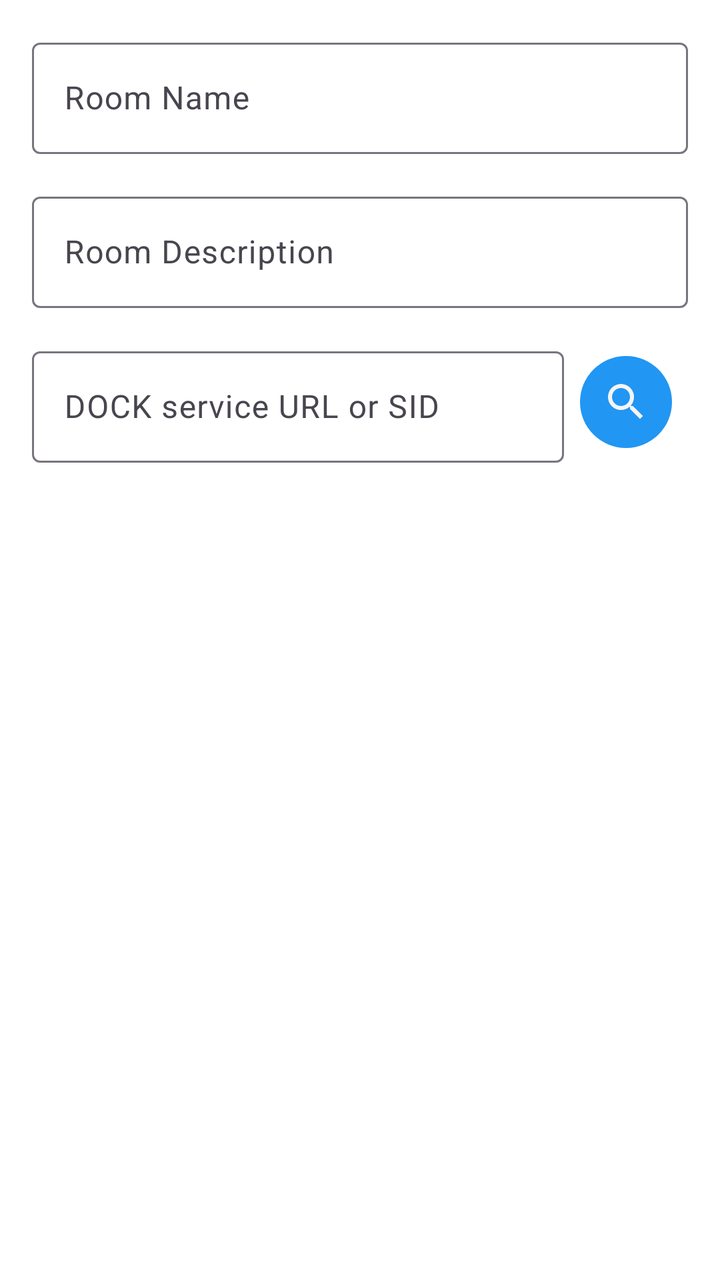
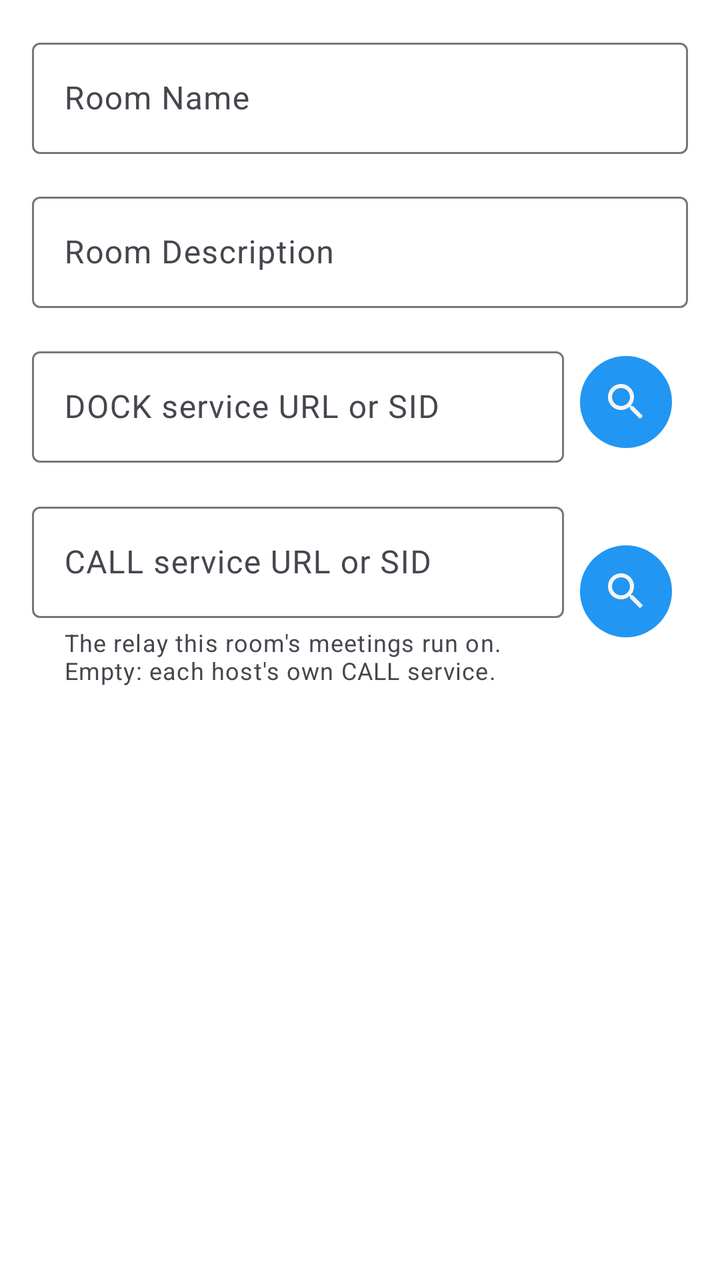

The first picture is an Android layout as it rendered before a commit; the second is the same layout after the commit. The layout source and the unified diff follow.
<!-- AndroidManifest.xml: application theme Theme.Freer -->
<!-- res/layout/dialog_create_room.xml -->
<?xml version="1.0" encoding="utf-8"?>
<LinearLayout xmlns:android="http://schemas.android.com/apk/res/android"
    android:layout_width="match_parent"
    android:layout_height="wrap_content"
    android:orientation="vertical"
    android:padding="16dp">

    <com.google.android.material.textfield.TextInputLayout
        android:layout_width="match_parent"
        android:layout_height="wrap_content"
        android:hint="@string/room_name">

        <com.google.android.material.textfield.TextInputEditText
            android:id="@+id/room_name_input"
            android:layout_width="match_parent"
            android:layout_height="wrap_content"
            android:inputType="text"
            android:maxLines="1" />

    </com.google.android.material.textfield.TextInputLayout>

    <com.google.android.material.textfield.TextInputLayout
        android:layout_width="match_parent"
        android:layout_height="wrap_content"
        android:layout_marginTop="16dp"
        android:hint="@string/room_description">

        <com.google.android.material.textfield.TextInputEditText
            android:id="@+id/room_desc_input"
            android:layout_width="match_parent"
            android:layout_height="wrap_content"
            android:inputType="textMultiLine"
            android:maxLines="3" />

    </com.google.android.material.textfield.TextInputLayout>

    <LinearLayout
        android:layout_width="match_parent"
        android:layout_height="wrap_content"
        android:layout_marginTop="16dp"
        android:orientation="horizontal"
        android:gravity="center_vertical">

        <com.google.android.material.textfield.TextInputLayout
            android:layout_width="0dp"
            android:layout_height="wrap_content"
            android:layout_weight="1"
            android:hint="@string/home_dock_hint">

            <com.google.android.material.textfield.TextInputEditText
                android:id="@+id/room_dock_input"
                android:layout_width="match_parent"
                android:layout_height="wrap_content"
                android:inputType="textUri"
                android:maxLines="1" />

        </com.google.android.material.textfield.TextInputLayout>

        <ImageButton
            android:id="@+id/choose_dock_button"
            style="@style/ImageButtonStyle"
            android:layout_marginStart="8dp"
            android:src="@drawable/ic_search"
            android:contentDescription="@string/choose_another" />
    </LinearLayout>

</LinearLayout>
<!-- resources referenced by this layout -->
<resources>
  <!-- drawable ic_search (drawable) -->
  <vector xmlns:android="http://schemas.android.com/apk/res/android"
      android:width="24dp"
      android:height="24dp"
      android:viewportWidth="24"
      android:viewportHeight="24"
      android:tint="?attr/colorOnSurface">
    <path
        android:fillColor="@android:color/white"
        android:pathData="M15.5,14h-0.79l-0.28,-0.27C15.41,12.59 16,11.11 16,9.5 16,5.91 13.09,3 9.5,3S3,5.91 3,9.5 5.91,16 9.5,16c1.61,0 3.09,-0.59 4.23,-1.57l0.27,0.28v0.79l5,4.99L20.49,19l-4.99,-5zM9.5,14C7.01,14 5,11.99 5,9.5S7.01,5 9.5,5 14,7.01 14,9.5 11.99,14 9.5,14z"/>
  </vector>
  <string name="choose_another">Choose another</string>
  <string name="home_dock_hint">DOCK service URL or SID</string>
  <string name="room_description">Room Description</string>
  <string name="room_name">Room Name</string>
  <style name="ImageButtonStyle">
          <item name="android:layout_width">46dp</item>
          <item name="android:layout_height">46dp</item>
          <item name="android:layout_margin">8dp</item>
          <item name="android:background">@drawable/bg_round_accent</item>
          <item name="android:tint">@color/main_background</item>
          <item name="android:scaleType">centerInside</item>
          <item name="android:padding">8dp</item>
      </style>
  <style name="Theme.Freer" parent="Base.Theme.Freer" />
  <!-- drawable bg_round_accent (drawable) -->
  <?xml version="1.0" encoding="utf-8"?>
  <shape xmlns:android="http://schemas.android.com/apk/res/android"
      android:shape="oval">
      <solid android:color="@color/accent" />
  </shape>
  <color name="main_background">#F5F5F5</color>
  <style name="Base.Theme.Freer" parent="Theme.Material3.DayNight.NoActionBar">
          <item name="colorPrimary">#2196F3</item>
          <item name="colorAccent">#2196F3</item>
          <item name="android:windowBackground">#FFFFFF</item>
          
          <item name="android:windowLayoutInDisplayCutoutMode">shortEdges</item>
          <item name="android:enforceNavigationBarContrast">false</item>
          <item name="android:enforceStatusBarContrast">false</item>
          <item name="android:statusBarColor">@android:color/transparent</item>
          <item name="android:navigationBarColor">@android:color/transparent</item>
          <item name="android:windowLightStatusBar">true</item>
          <item name="android:windowLightNavigationBar">true</item>
      </style>
  <color name="accent">#2196F3</color>
</resources>

<!-- the commit's change to res/layout/dialog_create_room.xml (unified diff, before → after) -->
@@ -1,5 +1,6 @@
 <?xml version="1.0" encoding="utf-8"?>
 <LinearLayout xmlns:android="http://schemas.android.com/apk/res/android"
+    xmlns:app="http://schemas.android.com/apk/res-auto"
     android:layout_width="match_parent"
     android:layout_height="wrap_content"
     android:orientation="vertical"
@@ -64,4 +65,35 @@
             android:contentDescription="@string/choose_another" />
     </LinearLayout>
 
+    <LinearLayout
+        android:layout_width="match_parent"
+        android:layout_height="wrap_content"
+        android:layout_marginTop="16dp"
+        android:orientation="horizontal"
+        android:gravity="center_vertical">
+
+        <com.google.android.material.textfield.TextInputLayout
+            android:layout_width="0dp"
+            android:layout_height="wrap_content"
+            android:layout_weight="1"
+            android:hint="@string/home_call_hint"
+            app:helperText="@string/home_call_room_helper">
+
+            <com.google.android.material.textfield.TextInputEditText
+                android:id="@+id/room_call_input"
+                android:layout_width="match_parent"
+                android:layout_height="wrap_content"
+                android:inputType="textUri"
+                android:maxLines="1" />
+
+        </com.google.android.material.textfield.TextInputLayout>
+
+        <ImageButton
+            android:id="@+id/choose_call_button"
+            style="@style/ImageButtonStyle"
+            android:layout_marginStart="8dp"
+            android:src="@drawable/ic_search"
+            android:contentDescription="@string/choose_another" />
+    </LinearLayout>
+
 </LinearLayout>
<!-- resource entries referenced after the edit -->
@@ -12,6 +12,8 @@
         android:pathData="M15.5,14h-0.79l-0.28,-0.27C15.41,12.59 16,11.11 16,9.5 16,5.91 13.09,3 9.5,3S3,5.91 3,9.5 5.91,16 9.5,16c1.61,0 3.09,-0.59 4.23,-1.57l0.27,0.28v0.79l5,4.99L20.49,19l-4.99,-5zM9.5,14C7.01,14 5,11.99 5,9.5S7.01,5 9.5,5 14,7.01 14,9.5 11.99,14 9.5,14z"/>
   </vector>
   <string name="choose_another">Choose another</string>
+  <string name="home_call_hint">CALL service URL or SID</string>
+  <string name="home_call_room_helper">The relay this room\'s meetings run on. Empty: each host\'s own CALL service.</string>
   <string name="home_dock_hint">DOCK service URL or SID</string>
   <string name="room_description">Room Description</string>
   <string name="room_name">Room Name</string>
